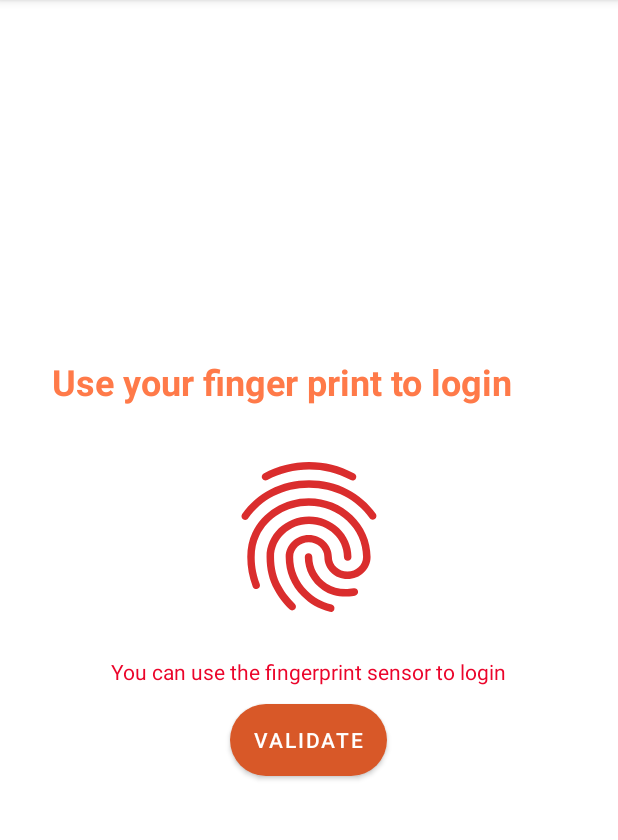
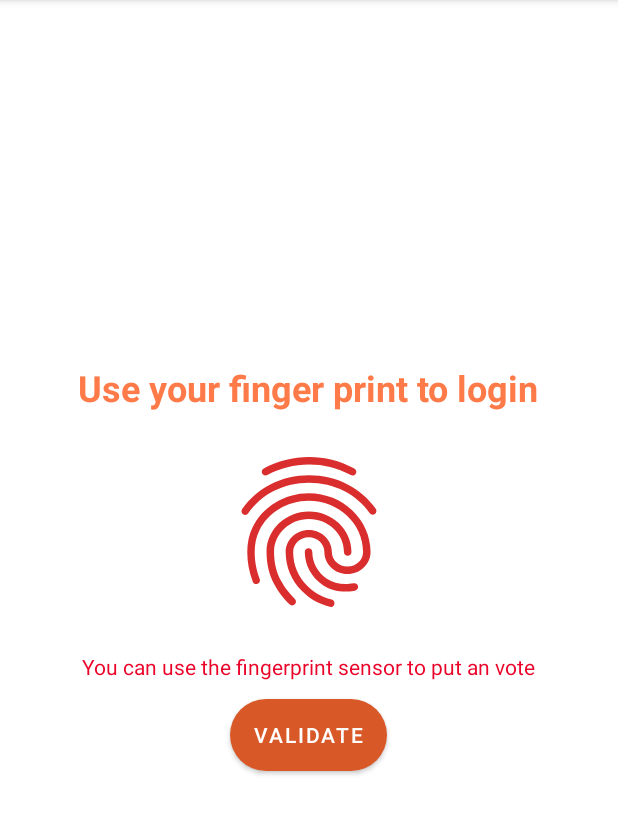
Before and after one commit to DivakarSS/Voter-Application, an Android app: the Fingerprint_validation screen opened directly, with no data from a screen before it, on a phone screen of 412 x 824 dp, the part 84-924 px from its top. Run offline under Robolectric (Android 15) with nearby library versions, the phone set to English and light mode, and no system bars.

Commit message:
Fingerprint validation

```diff
--- a/app/src/main/java/com/example/votingapp/Fingerprint_validation.java
+++ b/app/src/main/java/com/example/votingapp/Fingerprint_validation.java
@@ -30,7 +30,7 @@ public class Fingerprint_validation extends AppCompatActivity {
        BiometricManager biometricManager = BiometricManager.from(this);
        switch (biometricManager.canAuthenticate()){
            case BiometricManager.BIOMETRIC_SUCCESS:
-               msg_txt.setText("You can use the fingerprint sensor to login");
+               msg_txt.setText("You can use the fingerprint sensor to put an vote");
                msg_txt.setTextColor(Color.parseColor("#EB042A"));
                break;
            case BiometricManager.BIOMETRIC_ERROR_NO_HARDWARE:
@@ -58,7 +58,7 @@ public class Fingerprint_validation extends AppCompatActivity {
             @Override
             public void onAuthenticationSucceeded(@NonNull BiometricPrompt.AuthenticationResult result) {
                 super.onAuthenticationSucceeded(result);
-                Toast.makeText(Fingerprint_validation.this, "Login Successful", Toast.LENGTH_SHORT).show();
+                Toast.makeText(Fingerprint_validation.this, "Validation Successful", Toast.LENGTH_SHORT).show();
 
                 Intent intent = new Intent(Fingerprint_validation.this,Vote_poling.class);
                 startActivity(intent);
--- a/app/src/main/res/layout/activity_fingerprint_validation.xml
+++ b/app/src/main/res/layout/activity_fingerprint_validation.xml
@@ -11,13 +11,14 @@
 
     <TextView
         android:id="@+id/textView8"
-        android:layout_width="342dp"
-        android:layout_height="40dp"
+        android:layout_width="wrap_content"
+        android:layout_height="wrap_content"
         android:fontFamily="sans-serif"
         android:text="Use your finger print to login"
         android:textColor="@color/orange"
         android:textSize="24dp"
-        android:textStyle="bold"/>
+        android:textStyle="bold" />
+
     <ImageView
         android:layout_width="wrap_content"
         android:layout_height="wrap_content"
```
